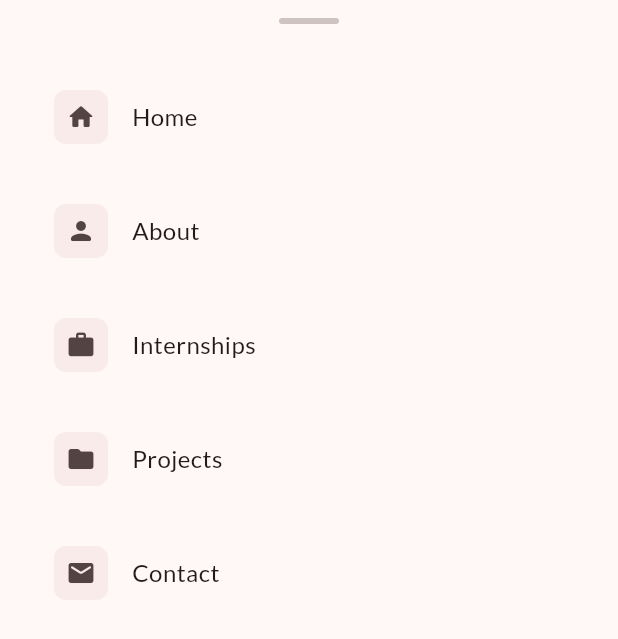
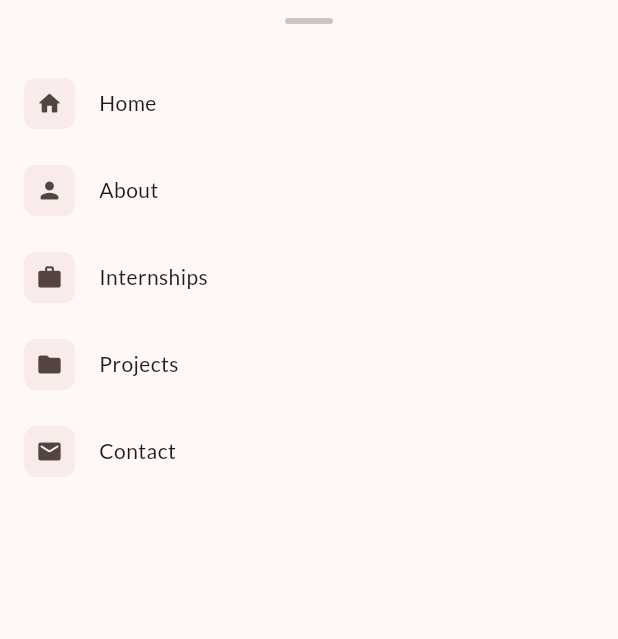
Before and after one commit to vishnusukumar14/portfolio, a Flutter app: the _MobileNavSheet widget shown alone on an empty page, opened directly with empty values, on a phone screen of 412 x 824 dp. Shown: the top 639 px of the screen. Run offline on Flutter 3.47's test engine with Material 3 defaults, Android fonts, the light colour scheme and no system bars; our stand-ins replace cloud_firestore, firebase_core, flutter_svg, google_fonts, web; accounts and stored records are empty; generated files the repository leaves out were written again; network calls fail.

Commit message:
Fix Menu icon padding

```diff
--- a/lib/widgets/nav_bar_widget.dart
+++ b/lib/widgets/nav_bar_widget.dart
@@ -61,11 +61,11 @@ class NavBarWidget extends StatelessWidget {
               borderRadius: BorderRadius.circular(12),
               onTap: () => _showMobileNavSheet(context),
               child: Padding(
-                padding: const EdgeInsets.all(12),
+                padding: const EdgeInsets.all(8),
                 child: Icon(
                   Icons.menu_rounded,
                   color: colorScheme.onSurface,
-                  size: 24,
+                  size: 18,
                 ),
               ),
             ),
@@ -268,7 +268,7 @@ class _MobileNavSheet extends StatelessWidget {
           // Handle bar
           Container(
             margin: const EdgeInsets.only(top: 12, bottom: 24),
-            width: 40,
+            width: 32,
             height: 4,
             decoration: BoxDecoration(
               borderRadius: BorderRadius.circular(2),
@@ -304,7 +304,7 @@ class _MobileNavSheet extends StatelessWidget {
     final isActive = activeSection == item.title;
 
     return Container(
-      margin: const EdgeInsets.symmetric(horizontal: 16, vertical: 4),
+      margin: const EdgeInsets.symmetric(horizontal: 8, vertical: 4),
       decoration: BoxDecoration(
         borderRadius: BorderRadius.circular(16),
         gradient: isActive
@@ -330,7 +330,7 @@ class _MobileNavSheet extends StatelessWidget {
           borderRadius: BorderRadius.circular(16),
           onTap: item.onPressed,
           child: Padding(
-            padding: const EdgeInsets.symmetric(horizontal: 20, vertical: 16),
+            padding: const EdgeInsets.symmetric(horizontal: 8, vertical: 8),
             child: Row(
               children: [
                 Container(
@@ -345,7 +345,7 @@ class _MobileNavSheet extends StatelessWidget {
                   ),
                   child: Icon(
                     item.icon,
-                    size: 20,
+                    size: 18,
                     color: isActive
                         ? colorScheme.primary
                         : colorScheme.onSurfaceVariant,
@@ -355,7 +355,7 @@ class _MobileNavSheet extends StatelessWidget {
                 Expanded(
                   child: Text(
                     item.title,
-                    style: theme.textTheme.bodyLarge?.copyWith(
+                    style: theme.textTheme.bodyMedium?.copyWith(
                       fontWeight: isActive ? FontWeight.w600 : FontWeight.w500,
                       color: isActive
                           ? colorScheme.primary
```
